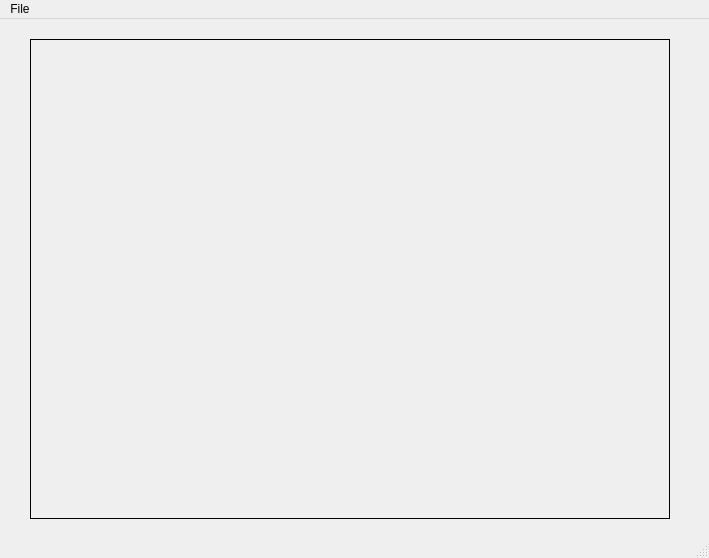
The window that mainwindow.ui (moudtom/ANPR_Ground_Control_Station) describes before a commit, drawn with Qt 5.
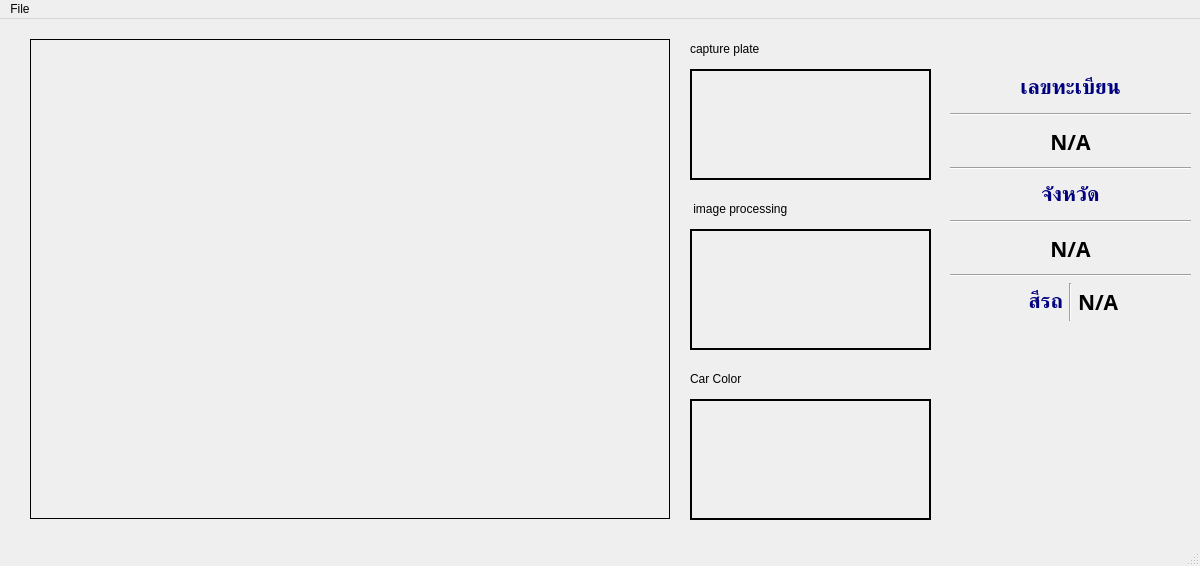
The same window after the commit.

Commit message: add  name plate recognition  and  Car Color Detection

The edit to the form file:
```diff
--- a/mainwindow.ui
+++ b/mainwindow.ui
@@ -6,8 +6,8 @@
    <rect>
     <x>0</x>
     <y>0</y>
-    <width>709</width>
-    <height>558</height>
+    <width>1200</width>
+    <height>566</height>
    </rect>
   </property>
   <property name="windowTitle">
@@ -30,13 +30,280 @@
      <string/>
     </property>
    </widget>
+   <widget class="QWidget" name="verticalLayoutWidget">
+    <property name="geometry">
+     <rect>
+      <x>950</x>
+      <y>50</y>
+      <width>241</width>
+      <height>252</height>
+     </rect>
+    </property>
+    <layout class="QVBoxLayout" name="verticalLayout">
+     <item>
+      <widget class="QLabel" name="label_2">
+       <property name="font">
+        <font>
+         <family>TH SarabunPSK</family>
+         <pointsize>16</pointsize>
+         <bold>true</bold>
+        </font>
+       </property>
+       <property name="styleSheet">
+        <string notr="true">color: rgb(0, 0, 127);</string>
+       </property>
+       <property name="text">
+        <string>เลขทะเบียน</string>
+       </property>
+       <property name="alignment">
+        <set>Qt::AlignCenter</set>
+       </property>
+      </widget>
+     </item>
+     <item>
+      <widget class="Line" name="line_2">
+       <property name="orientation">
+        <enum>Qt::Horizontal</enum>
+       </property>
+      </widget>
+     </item>
+     <item>
+      <widget class="QLabel" name="PlateNumber">
+       <property name="font">
+        <font>
+         <family>TH SarabunPSK</family>
+         <pointsize>16</pointsize>
+         <bold>true</bold>
+        </font>
+       </property>
+       <property name="text">
+        <string>N/A</string>
+       </property>
+       <property name="alignment">
+        <set>Qt::AlignCenter</set>
+       </property>
+      </widget>
+     </item>
+     <item>
+      <widget class="Line" name="line_3">
+       <property name="orientation">
+        <enum>Qt::Horizontal</enum>
+       </property>
+      </widget>
+     </item>
+     <item>
+      <widget class="QLabel" name="label_4">
+       <property name="font">
+        <font>
+         <family>TH SarabunPSK</family>
+         <pointsize>16</pointsize>
+         <bold>true</bold>
+        </font>
+       </property>
+       <property name="styleSheet">
+        <string notr="true">color: rgb(0, 0, 127);</string>
+       </property>
+       <property name="text">
+        <string>จังหวัด</string>
+       </property>
+       <property name="alignment">
+        <set>Qt::AlignCenter</set>
+       </property>
+      </widget>
+     </item>
+     <item>
+      <widget class="Line" name="line_4">
+       <property name="orientation">
+        <enum>Qt::Horizontal</enum>
+       </property>
+      </widget>
+     </item>
+     <item>
+      <widget class="QLabel" name="PlateNumber_Province">
+       <property name="font">
+        <font>
+         <family>TH SarabunPSK</family>
+         <pointsize>16</pointsize>
+         <bold>true</bold>
+        </font>
+       </property>
+       <property name="text">
+        <string>N/A</string>
+       </property>
+       <property name="alignment">
+        <set>Qt::AlignCenter</set>
+       </property>
+      </widget>
+     </item>
+     <item>
+      <widget class="Line" name="line_5">
+       <property name="orientation">
+        <enum>Qt::Horizontal</enum>
+       </property>
+      </widget>
+     </item>
+     <item>
+      <layout class="QHBoxLayout" name="horizontalLayout">
+       <item>
+        <widget class="QLabel" name="label">
+         <property name="font">
+          <font>
+           <family>TH SarabunPSK</family>
+           <pointsize>16</pointsize>
+           <bold>true</bold>
+          </font>
+         </property>
+         <property name="styleSheet">
+          <string notr="true">color: rgb(0, 0, 127);</string>
+         </property>
+         <property name="text">
+          <string>สีรถ</string>
+         </property>
+         <property name="alignment">
+          <set>Qt::AlignRight|Qt::AlignTrailing|Qt::AlignVCenter</set>
+         </property>
+        </widget>
+       </item>
+       <item>
+        <widget class="Line" name="line">
+         <property name="orientation">
+          <enum>Qt::Vertical</enum>
+         </property>
+        </widget>
+       </item>
+       <item>
+        <widget class="QLabel" name="Color">
+         <property name="font">
+          <font>
+           <family>TH SarabunPSK</family>
+           <pointsize>16</pointsize>
+           <bold>true</bold>
+          </font>
+         </property>
+         <property name="text">
+          <string>N/A</string>
+         </property>
+        </widget>
+       </item>
+      </layout>
+     </item>
+    </layout>
+   </widget>
+   <widget class="QLabel" name="ShowImage_Plate">
+    <property name="geometry">
+     <rect>
+      <x>690</x>
+      <y>50</y>
+      <width>241</width>
+      <height>111</height>
+     </rect>
+    </property>
+    <property name="frameShape">
+     <enum>QFrame::Box</enum>
+    </property>
+    <property name="frameShadow">
+     <enum>QFrame::Plain</enum>
+    </property>
+    <property name="lineWidth">
+     <number>2</number>
+    </property>
+    <property name="text">
+     <string/>
+    </property>
+    <property name="alignment">
+     <set>Qt::AlignCenter</set>
+    </property>
+   </widget>
+   <widget class="QLabel" name="ShowImage_Plate_2">
+    <property name="geometry">
+     <rect>
+      <x>690</x>
+      <y>210</y>
+      <width>241</width>
+      <height>121</height>
+     </rect>
+    </property>
+    <property name="frameShape">
+     <enum>QFrame::Box</enum>
+    </property>
+    <property name="lineWidth">
+     <number>2</number>
+    </property>
+    <property name="text">
+     <string/>
+    </property>
+    <property name="alignment">
+     <set>Qt::AlignCenter</set>
+    </property>
+   </widget>
+   <widget class="QLabel" name="label_3">
+    <property name="geometry">
+     <rect>
+      <x>690</x>
+      <y>350</y>
+      <width>241</width>
+      <height>20</height>
+     </rect>
+    </property>
+    <property name="text">
+     <string>Car Color </string>
+    </property>
+   </widget>
+   <widget class="QLabel" name="label_5">
+    <property name="geometry">
+     <rect>
+      <x>690</x>
+      <y>20</y>
+      <width>241</width>
+      <height>20</height>
+     </rect>
+    </property>
+    <property name="text">
+     <string>capture plate</string>
+    </property>
+   </widget>
+   <widget class="QLabel" name="ShowImage_Color">
+    <property name="geometry">
+     <rect>
+      <x>690</x>
+      <y>380</y>
+      <width>241</width>
+      <height>121</height>
+     </rect>
+    </property>
+    <property name="frameShape">
+     <enum>QFrame::Box</enum>
+    </property>
+    <property name="lineWidth">
+     <number>2</number>
+    </property>
+    <property name="text">
+     <string/>
+    </property>
+    <property name="alignment">
+     <set>Qt::AlignCenter</set>
+    </property>
+   </widget>
+   <widget class="QLabel" name="label_6">
+    <property name="geometry">
+     <rect>
+      <x>690</x>
+      <y>180</y>
+      <width>241</width>
+      <height>20</height>
+     </rect>
+    </property>
+    <property name="text">
+     <string> image processing</string>
+    </property>
+   </widget>
   </widget>
   <widget class="QMenuBar" name="menubar">
    <property name="geometry">
     <rect>
      <x>0</x>
      <y>0</y>
-     <width>709</width>
+     <width>1200</width>
      <height>25</height>
     </rect>
    </property>
```
The commit also changes 8 other files.
